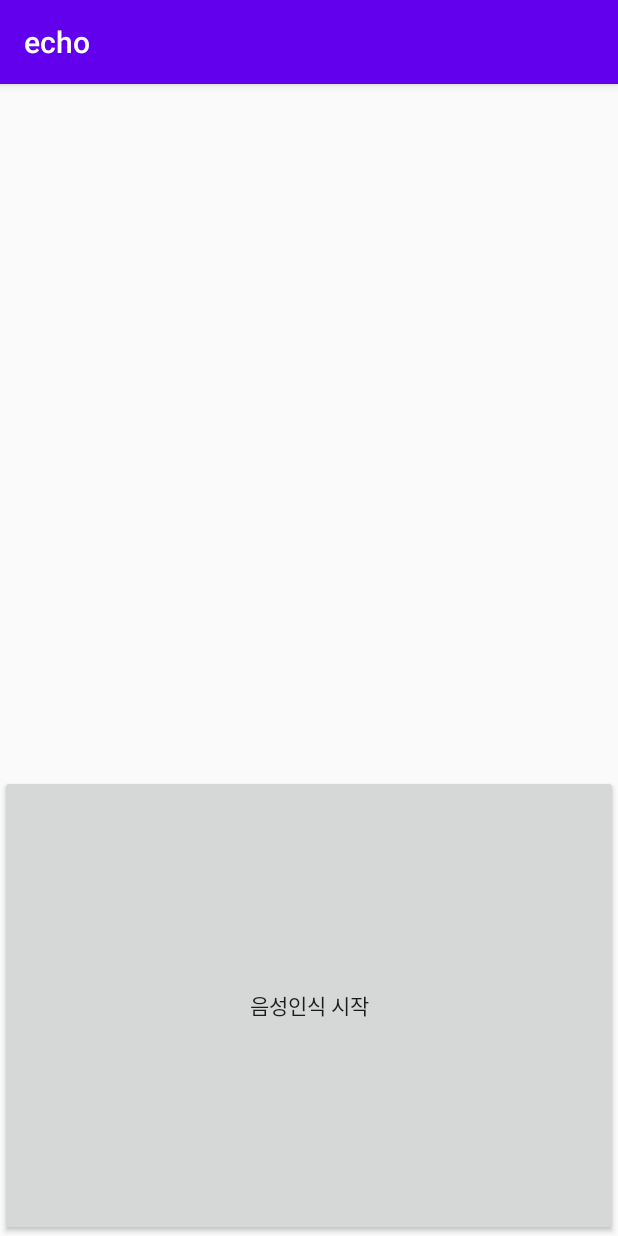
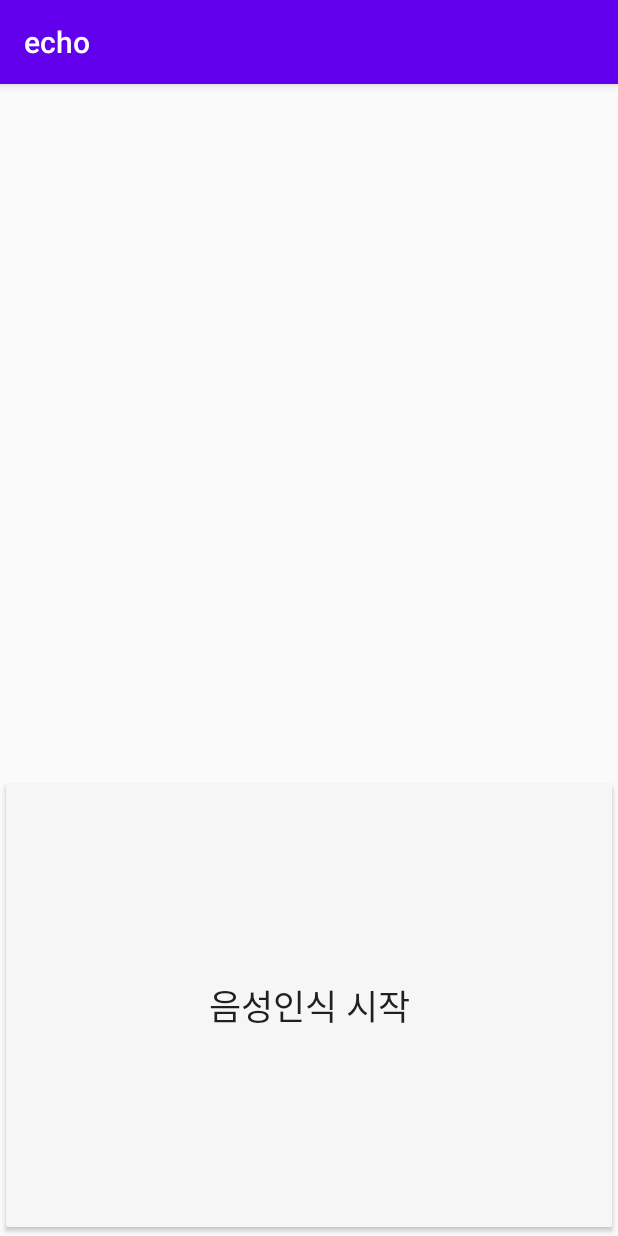
Before and after one commit to d2634/Echo_AIcoordinator, an Android app: the screen it shows after launch (MainActivity), on a phone screen of 412 x 824 dp. Run offline under Robolectric (Android 15) with nearby library versions, the phone set to English and light mode, and no system bars; libraries missing offline, so code that uses them is left out: com.github.chrisbanes.photoview; plain views replace PhotoView; pictures from the network do not load; 1 statement that could not run was skipped.

Commit message:
fix1
front_fix

```diff
--- a/Echo/app/src/main/res/layout/activity_main.xml
+++ b/Echo/app/src/main/res/layout/activity_main.xml
@@ -21,7 +21,9 @@
         android:layout_width="match_parent"
         android:layout_height="0dp"
         android:layout_weight="4"
-        android:text="음성인식 시작" />
+        android:text="음성인식 시작"
+        android:backgroundTint="#F6F6F6"
+        android:textSize="23dp"/>
 
 
 </LinearLayout>
```
Also changed, not shown: Echo/app/src/main/java/com/example/echo/MainActivity.java (+5 -4 lines).
